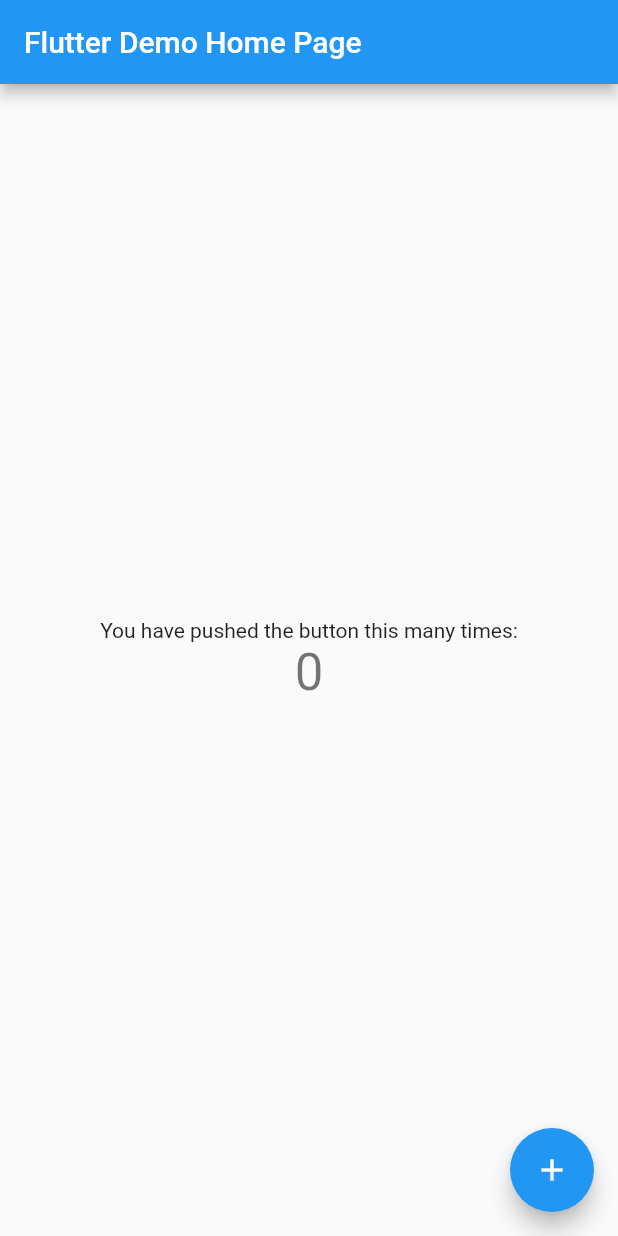
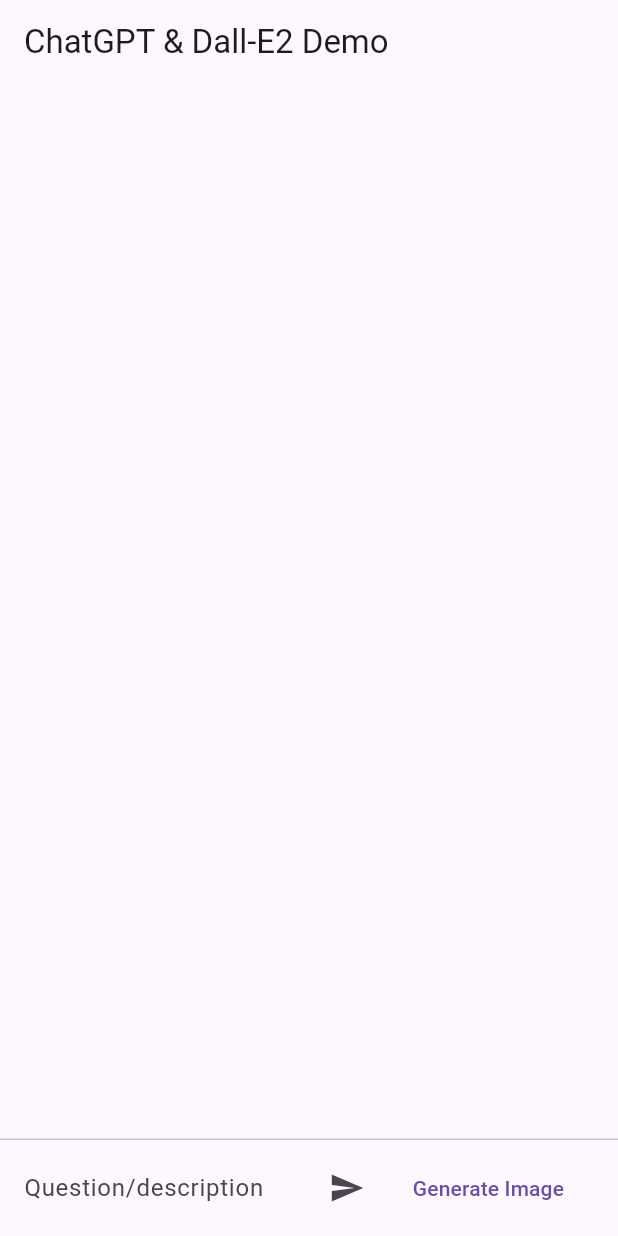
Before and after one commit to Soud-Haroon/demo_chatGPT, a Flutter app: the screen it shows after launch, on a phone screen of 412 x 824 dp. Run offline on Flutter 3.47's test engine with Material 2 defaults, Android fonts, the phone set to English and light mode, and no system bars; our stand-ins replace flutter_dotenv, velocity_x; missing offline and left inert: chat_gpt_sdk.

Commit message:
demo updated

```diff
--- a/lib/main.dart
+++ b/lib/main.dart
@@ -1,6 +1,10 @@
+import 'package:demo_chatgpt/screen/chat_screen.dart';
 import 'package:flutter/material.dart';
+import 'package:flutter_dotenv/flutter_dotenv.dart';
 
-void main() {
+Future main() async {
+  WidgetsFlutterBinding.ensureInitialized();
+  await dotenv.load(fileName: ".env");
   runApp(const MyApp());
 }
 
@@ -11,58 +15,13 @@ class MyApp extends StatelessWidget {
   @override
   Widget build(BuildContext context) {
     return MaterialApp(
-      title: 'Flutter Demo',
+      title: 'ChatGPT Demo',
+      debugShowCheckedModeBanner: false,
       theme: ThemeData(
-        primarySwatch: Colors.blue,
+        primarySwatch: Colors.green,
+        useMaterial3: true,
       ),
-      home: const MyHomePage(title: 'Flutter Demo Home Page'),
+      home: const ChatScreen(),
     );
   }
 }
-
-class MyHomePage extends StatefulWidget {
-  const MyHomePage({super.key, required this.title});
-
-  final String title;
-
-  @override
-  State<MyHomePage> createState() => _MyHomePageState();
-}
-
-class _MyHomePageState extends State<MyHomePage> {
-  int _counter = 0;
-
-  void _incrementCounter() {
-    setState(() {
-      _counter++;
-    });
-  }
-
-  @override
-  Widget build(BuildContext context) {
-    return Scaffold(
-      appBar: AppBar(
-        title: Text(widget.title),
-      ),
-      body: Center(
-        child: Column(
-          mainAxisAlignment: MainAxisAlignment.center,
-          children: <Widget>[
-            const Text(
-              'You have pushed the button this many times:',
-            ),
-            Text(
-              '$_counter',
-              style: Theme.of(context).textTheme.headlineMedium,
-            ),
-          ],
-        ),
-      ),
-      floatingActionButton: FloatingActionButton(
-        onPressed: _incrementCounter,
-        tooltip: 'Increment',
-        child: const Icon(Icons.add),
-      ),
-    );
-  }
-}
--- /dev/null
+++ b/lib/screen/chat_screen.dart
@@ -0,0 +1,147 @@
+import 'package:chat_gpt_sdk/chat_gpt_sdk.dart';
+import 'package:flutter/material.dart';
+import 'package:flutter_dotenv/flutter_dotenv.dart';
+import 'package:velocity_x/velocity_x.dart';
+
+import 'chatmessage.dart';
+import 'threedots.dart';
+
+class ChatScreen extends StatefulWidget {
+  const ChatScreen({super.key});
+
+  @override
+  State<ChatScreen> createState() => _ChatScreenState();
+}
+
+class _ChatScreenState extends State<ChatScreen> {
+  final TextEditingController _controller = TextEditingController();
+  final List<ChatMessage> _messages = [];
+  late OpenAI? chatGPT;
+  bool _isImageSearch = false;
+
+  bool _isTyping = false;
+
+  @override
+  void initState() {
+    chatGPT = OpenAI.instance.build(
+        token: dotenv.env["API_KEY"],
+        baseOption: HttpSetup(receiveTimeout: 60000));
+    super.initState();
+  }
+
+  @override
+  void dispose() {
+    chatGPT?.close();
+    chatGPT?.genImgClose();
+    super.dispose();
+  }
+
+  // Link for api - https://beta.openai.com/account/api-keys
+
+  void _sendMessage() async {
+    if (_controller.text.isEmpty) return;
+    ChatMessage message = ChatMessage(
+      text: _controller.text,
+      sender: "user",
+      isImage: false,
+    );
+
+    setState(() {
+      _messages.insert(0, message);
+      _isTyping = true;
+    });
+
+    _controller.clear();
+
+    if (_isImageSearch) {
+      final request = GenerateImage(message.text, 1, size: "256x256");
+
+      final response = await chatGPT!.generateImage(request);
+      Vx.log(response!.data!.last!.url!);
+      insertNewData(response.data!.last!.url!, isImage: true);
+    } else {
+      final request =
+          CompleteText(prompt: message.text, model: kTranslateModelV3);
+
+      final response = await chatGPT!.onCompleteText(request: request);
+      Vx.log(response!.choices[0].text);
+      insertNewData(response.choices[0].text, isImage: false);
+    }
+  }
+
+  void insertNewData(String response, {bool isImage = false}) {
+    ChatMessage botMessage = ChatMessage(
+      text: response,
+      sender: "bot",
+      isImage: isImage,
+    );
+
+    setState(() {
+      _isTyping = false;
+      _messages.insert(0, botMessage);
+    });
+  }
+
+  Widget _buildTextComposer() {
+    return Row(
+      children: [
+        Expanded(
+          child: TextField(
+            controller: _controller,
+            onSubmitted: (value) => _sendMessage(),
+            decoration: const InputDecoration.collapsed(
+                hintText: "Question/description"),
+          ),
+        ),
+        ButtonBar(
+          children: [
+            IconButton(
+              icon: const Icon(Icons.send),
+              onPressed: () {
+                _isImageSearch = false;
+                _sendMessage();
+              },
+            ),
+            TextButton(
+                onPressed: () {
+                  _isImageSearch = true;
+                  _sendMessage();
+                },
+                child: const Text("Generate Image"))
+          ],
+        ),
+      ],
+    ).px16();
+  }
+
+  @override
+  Widget build(BuildContext context) {
+    return Scaffold(
+        appBar: AppBar(title: const Text("ChatGPT & Dall-E2 Demo")),
+        body: SafeArea(
+          child: Column(
+            children: [
+              Flexible(
+                  child: ListView.builder(
+                reverse: true,
+                padding: Vx.m8,
+                itemCount: _messages.length,
+                itemBuilder: (context, index) {
+                  return _messages[index];
+                },
+              )),
+              if (_isTyping) const ThreeDots(),
+              const Divider(
+                height: 1.0,
+              ),
+              Container(
+                decoration: BoxDecoration(
+                  color: context.cardColor,
+                ),
+                child: _buildTextComposer(),
+              )
+            ],
+          ),
+        ));
+  }
+}
```
Also changed, not shown: lib/screen/chatmessage.dart (added, +47 -0 lines), lib/screen/threedots.dart (added, +59 -0 lines), pubspec.yaml (+7 -2 lines), pubspec.lock, 2 other files.
